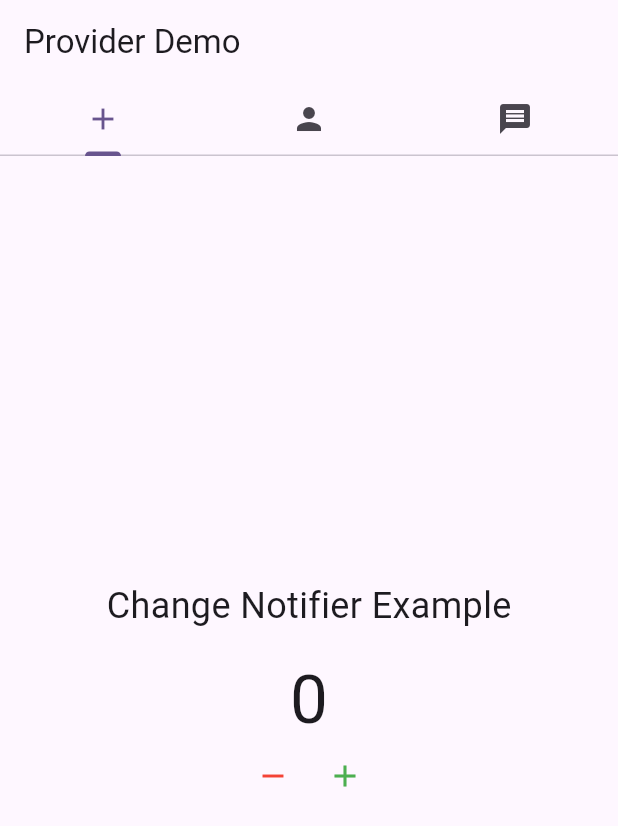
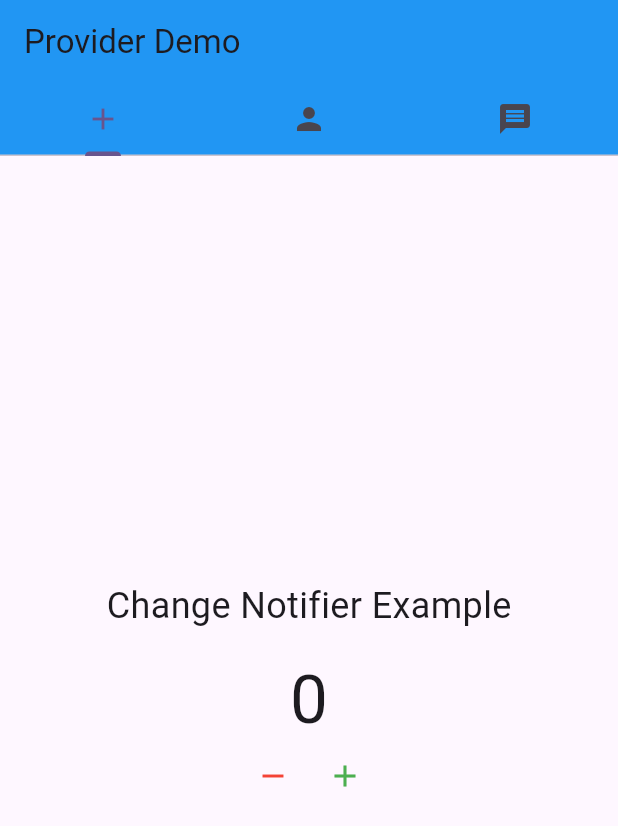
Before and after one commit to TheBaytur/provider_demo, a Flutter app: the screen it shows after launch, on a phone screen of 412 x 824 dp. Shown: the top 826 px of the screen. Run offline on Flutter 3.47's test engine with Material 3 defaults, Android fonts, the phone set to English and light mode, and no system bars.

```diff
--- a/lib/main.dart
+++ b/lib/main.dart
@@ -13,7 +13,7 @@ class MyApp extends StatelessWidget {
   Widget build(BuildContext context) {
     return MaterialApp(
       title: 'Provider Demo',
-      color: Colors.deepPurple,
+
       theme: ThemeData(
         colorScheme: ColorScheme.fromSeed(seedColor: Colors.deepPurple),
       ),
@@ -26,6 +26,7 @@ class MyApp extends StatelessWidget {
         child: Scaffold(
           appBar: AppBar(
             title: const Text('Provider Demo'),
+            backgroundColor: Colors.blue,
             bottom: const TabBar(
               tabs: <Widget>[
                 Tab(icon: Icon(Icons.add)),
```
